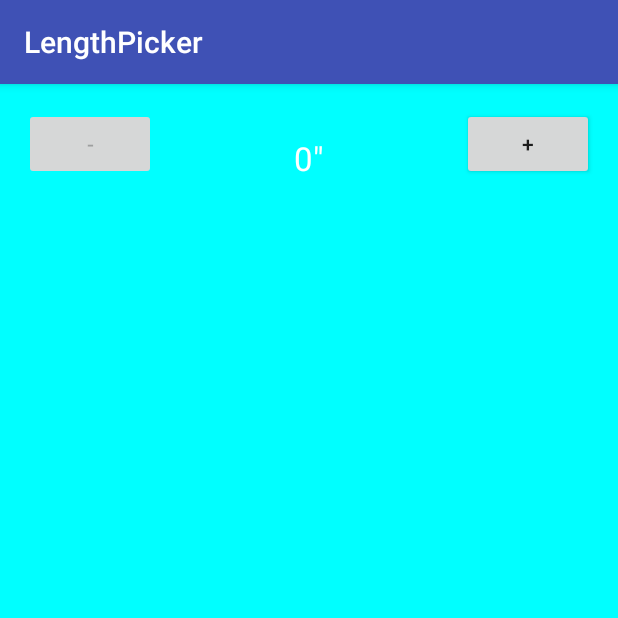
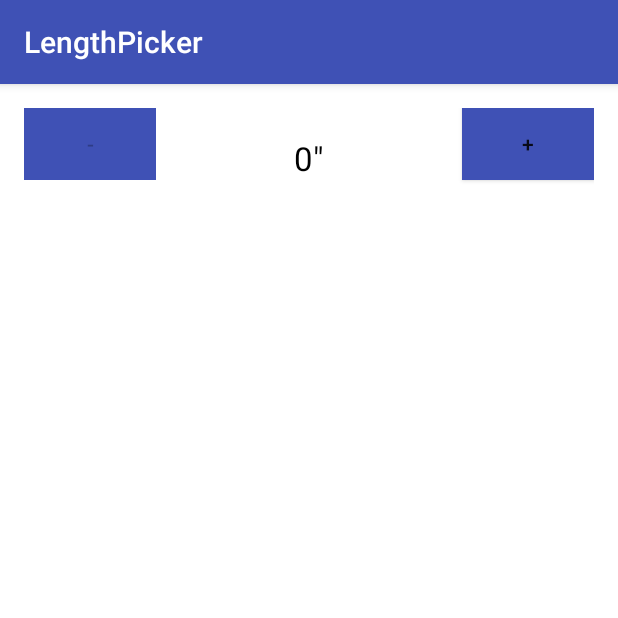
Before and after one commit to cngondo/LengthPicker, an Android app: the screen it shows after launch (MainActivity), on a phone screen of 412 x 824 dp, the top half of it. Run offline under Robolectric (Android 15) with nearby library versions, the phone set to English and light mode, and no system bars.

Commit message:
Modified layout: Works well

```diff
--- a/app/src/main/java/design/example/ngondo/lengthpicker/LengthPicker.java
+++ b/app/src/main/java/design/example/ngondo/lengthpicker/LengthPicker.java
@@ -61,7 +61,7 @@ public class LengthPicker extends RelativeLayout{
         mPLusButton.setOnClickListener(listener);
         mMinusButton.setOnClickListener(listener);
         //set bg color
-        setBackgroundColor(Color.CYAN);
+//        setBackgroundColor(Color.CYAN);
     }
 
     //method that converts the number of inches to feet and vice versa
--- a/app/src/main/res/layout/length_picker.xml
+++ b/app/src/main/res/layout/length_picker.xml
@@ -7,6 +7,7 @@
     android:paddingLeft="@dimen/activity_horizontal_margin"
     android:paddingRight="@dimen/activity_horizontal_margin"
     android:paddingTop="@dimen/activity_vertical_margin"
+    android:background="#fff"
     tools:context="design.example.ngondo.lengthpicker.MainActivity">
 
 
@@ -14,6 +15,7 @@
         android:layout_width="wrap_content"
         android:layout_height="wrap_content"
         android:text="@string/sub"
+        android:background="@color/colorPrimary"
         android:id="@+id/subtract"
         android:layout_alignParentTop="true"
         android:layout_alignParentLeft="true"
@@ -24,6 +26,7 @@
         android:layout_height="wrap_content"
         android:text="@string/add"
         android:id="@+id/add"
+        android:background="@color/colorPrimary"
         android:layout_alignParentTop="true"
         android:layout_alignParentRight="true"
         android:layout_alignParentEnd="true" />
@@ -33,8 +36,7 @@
         android:layout_height="wrap_content"
         android:textAppearance="?android:attr/textAppearanceLarge"
         android:id="@+id/text"
-        android:textColor="#fff"
+        android:textColor="#000"
         android:layout_alignBottom="@+id/add"
         android:layout_centerHorizontal="true" />
-
 </RelativeLayout>
```
